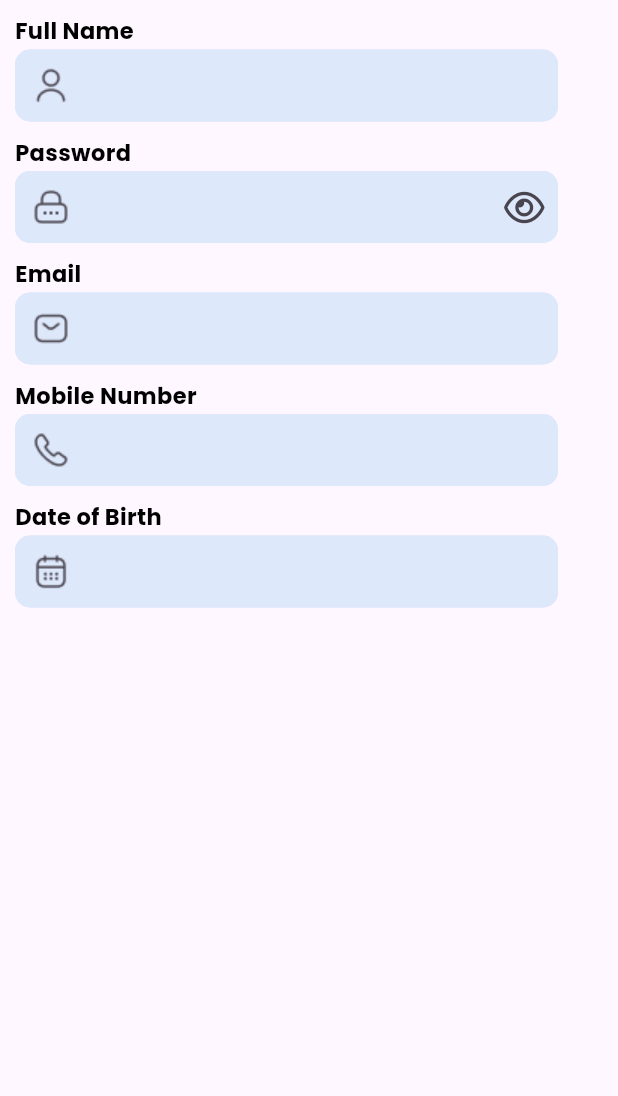
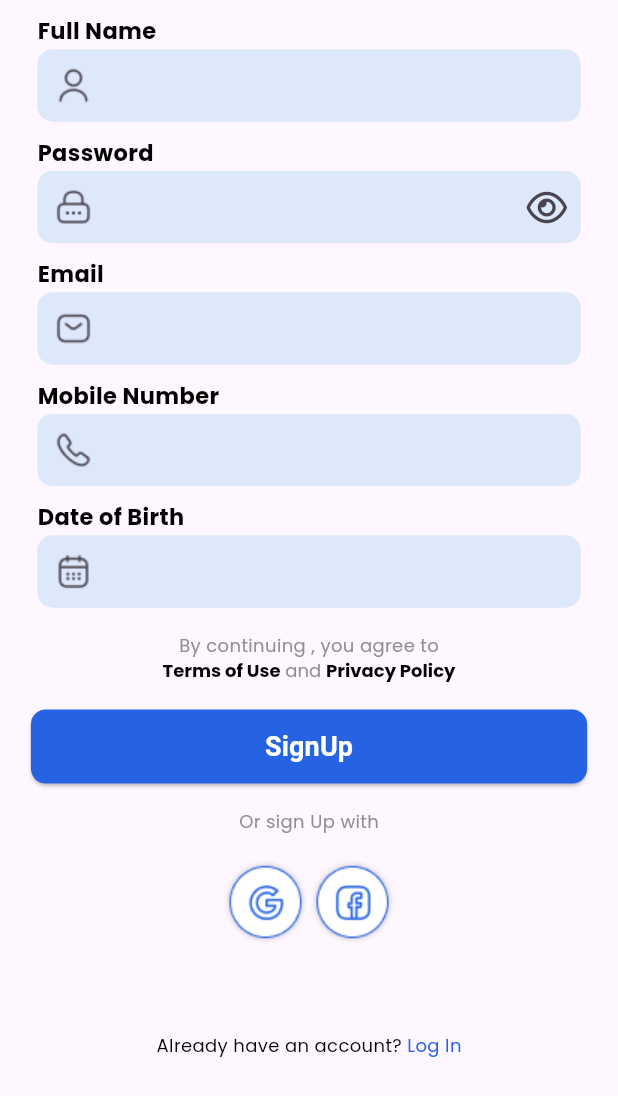
Before and after one commit to Eslamadelelkhouly/Hospital-management-system, a Flutter app: the CustomFormSignUp widget shown alone on an empty page, opened directly, on a phone screen of 412 x 824 dp. Shown: the top 1096 px of the screen. Run offline on Flutter 3.47's test engine with Material 3 defaults, Android fonts, the phone set to English and light mode, and no system bars; our stand-ins replace flutter_animate, font_awesome_flutter, go_router, google_fonts, smooth_page_indicator.

Commit message:
finish fotter sign up screen

```diff
--- a/Applications/healthmate/lib/core/class/color_style.dart
+++ b/Applications/healthmate/lib/core/class/color_style.dart
@@ -1,10 +1,11 @@
 import 'package:flutter/material.dart';
 
 abstract class ColorSystem {
-  static Color kPrimaryColor = const Color(0xff2663E2);
-  static Color kGrayColor = const Color(0xffE6E5EA);
-  static Color kbtnColorblue = const Color(0xffDEE8FB);
-  static Color kbtnColorWhite = Colors.white;
-  static Color kColorBlack = Colors.black;
-  static Color kbtnColorSign = Color(0xffBCCFF6);
+  static const Color kPrimaryColor = const Color(0xff2663E2);
+  static const Color kGrayColor = const Color(0xffE6E5EA);
+  static const Color kbtnColorblue = const Color(0xffDEE8FB);
+  static const Color kbtnColorWhite = Colors.white;
+  static const Color kColorBlack = Colors.black;
+  static const Color kbtnColorSign = Color(0xffBCCFF6);
+  static const Color kGrayColor2 = const Color(0xff8E8E93);
 }
--- a/Applications/healthmate/lib/features/Auth/presentation/widgets/custom_form_sign_in.dart
+++ b/Applications/healthmate/lib/features/Auth/presentation/widgets/custom_form_sign_in.dart
@@ -12,7 +12,6 @@ class CustomFormSignIn extends StatelessWidget {
 
   @override
   Widget build(BuildContext context) {
-    double width = MediaQuery.of(context).size.width;
     double height = MediaQuery.of(context).size.height;
     return Form(
       child: Padding(
--- a/Applications/healthmate/lib/features/Auth/presentation/widgets/custom_form_sign_up.dart
+++ b/Applications/healthmate/lib/features/Auth/presentation/widgets/custom_form_sign_up.dart
@@ -1,14 +1,23 @@
 import 'package:flutter/material.dart';
 import 'package:healthmate/constant.dart';
+import 'package:healthmate/core/class/color_style.dart';
+import 'package:healthmate/core/class/style.dart';
 import 'package:healthmate/features/Auth/presentation/widgets/custom_password_text_field.dart';
+import 'package:healthmate/features/Auth/presentation/widgets/custom_social_media_icons.dart';
+import 'package:healthmate/features/Auth/presentation/widgets/custom_text_botttom_signup.dart';
 import 'package:healthmate/features/Auth/presentation/widgets/custom_text_field.dart';
 import 'package:healthmate/features/Auth/presentation/widgets/custom_text_field_celender.dart';
+import 'package:healthmate/features/Auth/presentation/widgets/custom_text_fotter_signup.dart';
+import 'package:healthmate/features/splash/presentation/widgets/custom_button.dart';
 
 class CustomFormSignUp extends StatelessWidget {
   const CustomFormSignUp({super.key});
 
   @override
   Widget build(BuildContext context) {
+    double height = MediaQuery.of(context).size.height;
+    double width = MediaQuery.of(context).size.width;
+
     return Form(
       child: Padding(
         padding: const EdgeInsets.all(10),
@@ -40,6 +49,38 @@ class CustomFormSignUp extends StatelessWidget {
               height: 10,
             ),
             CustomTextFieldCelender(),
+            SizedBox(
+              height: height * 0.02,
+            ),
+            CustomTextBottomSignUp(),
+            SizedBox(
+              height: height * 0.02,
+            ),
+            CustomButton(
+              onPressed: () {},
+              text: 'SignUp',
+              width: width * 0.90,
+              height: height * 0.06,
+              textColor: ColorSystem.kbtnColorWhite,
+              backgrounColor: ColorSystem.kPrimaryColor,
+            ),
+            SizedBox(
+              height: height * 0.02,
+            ),
+            Text(
+              'Or sign Up with',
+              style: StylingSystem.textStyleSign12.copyWith(
+                color: ColorSystem.kGrayColor2,
+              ),
+            ),
+            SizedBox(
+              height: height * 0.02,
+            ),
+            CustomSocialMediaIcons(),
+            SizedBox(
+              height: height * 0.07,
+            ),
+            CustomTextFotterSignUP(),
           ],
         ),
       ),
--- /dev/null
+++ b/Applications/healthmate/lib/features/Auth/presentation/widgets/custom_text_botttom_signup.dart
@@ -0,0 +1,47 @@
+import 'package:flutter/material.dart';
+import 'package:healthmate/core/class/color_style.dart';
+import 'package:healthmate/core/class/style.dart';
+
+class CustomTextBottomSignUp extends StatelessWidget {
+  const CustomTextBottomSignUp({
+    super.key,
+  });
+
+  @override
+  Widget build(BuildContext context) {
+    return Column(
+      children: [
+        Text(
+          'By continuing , you agree to',
+          style: StylingSystem.textStyleSign12.copyWith(
+            color: ColorSystem.kGrayColor2,
+          ),
+        ),
+        RichText(
+          text: TextSpan(
+            children: <TextSpan>[
+              TextSpan(
+                text: 'Terms of Use',
+                style: StylingSystem.textStyleSign12.copyWith(
+                  fontWeight: FontWeight.bold,
+                ),
+              ),
+              TextSpan(
+                text: ' and ',
+                style: StylingSystem.textStyleSign12.copyWith(
+                  color: ColorSystem.kGrayColor2,
+                ),
+              ),
+              TextSpan(
+                text: 'Privacy Policy',
+                style: StylingSystem.textStyleSign12.copyWith(
+                  fontWeight: FontWeight.bold,
+                ),
+              ),
+            ],
+          ),
+        ),
+      ],
+    );
+  }
+}
--- a/Applications/healthmate/lib/features/Auth/presentation/widgets/custom_text_field.dart
+++ b/Applications/healthmate/lib/features/Auth/presentation/widgets/custom_text_field.dart
@@ -1,5 +1,4 @@
 import 'package:flutter/material.dart';
-import 'package:healthmate/constant.dart';
 import 'package:healthmate/core/class/color_style.dart';
 import 'package:healthmate/core/class/style.dart';
 
--- /dev/null
+++ b/Applications/healthmate/lib/features/Auth/presentation/widgets/custom_text_fotter_signup.dart
@@ -0,0 +1,35 @@
+import 'package:flutter/material.dart';
+import 'package:go_router/go_router.dart';
+import 'package:healthmate/core/class/color_style.dart';
+import 'package:healthmate/core/class/router_screens.dart';
+import 'package:healthmate/core/class/style.dart';
+
+class CustomTextFotterSignUP extends StatelessWidget {
+  const CustomTextFotterSignUP({
+    super.key,
+  });
+
+  @override
+  Widget build(BuildContext context) {
+    return Row(
+      mainAxisAlignment: MainAxisAlignment.center,
+      children: [
+        Text(
+          'Already have an account? ',
+          style: StylingSystem.textStyleSign12,
+        ),
+        GestureDetector(
+          onTap: () {
+            GoRouter.of(context).push(Routing.Ksignin);
+          },
+          child: Text(
+            'Log In',
+            style: StylingSystem.textStyleSign12.copyWith(
+              color: ColorSystem.kPrimaryColor,
+            ),
+          ),
+        ),
+      ],
+    );
+  }
+}
--- a/Applications/healthmate/lib/features/Auth/presentation/widgets/sign_in_body.dart
+++ b/Applications/healthmate/lib/features/Auth/presentation/widgets/sign_in_body.dart
@@ -11,11 +11,11 @@ class SignInBody extends StatelessWidget {
 
   @override
   Widget build(BuildContext context) {
-    double width = MediaQuery.of(context).size.width;
     double height = MediaQuery.of(context).size.height;
     return Container(
       width: double.infinity,
       height: double.infinity,
+      child: SingleChildScrollView(
         child: Column(
           crossAxisAlignment: CrossAxisAlignment.center,
           children: [
@@ -54,6 +54,7 @@ class SignInBody extends StatelessWidget {
             ),
           ],
         ),
+      ),
     );
   }
 }
--- a/Applications/healthmate/lib/features/Auth/presentation/widgets/sign_up_body.dart
+++ b/Applications/healthmate/lib/features/Auth/presentation/widgets/sign_up_body.dart
@@ -10,10 +10,10 @@ class SignUpBody extends StatelessWidget {
   @override
   Widget build(BuildContext context) {
     double height = MediaQuery.of(context).size.height;
-    double width = MediaQuery.of(context).size.width;
     return Container(
       width: double.infinity,
       height: double.infinity,
+      child: SingleChildScrollView(
         child: Column(
           crossAxisAlignment: CrossAxisAlignment.center,
           children: [
@@ -28,7 +28,11 @@ class SignUpBody extends StatelessWidget {
               height: height * 0.01,
             ),
             CustomFormSignUp(),
+            SizedBox(
+              height: height * 0.02,
+            ),
           ],
+        ),
       ),
     );
   }
--- a/Applications/healthmate/lib/features/splash/presentation/widgets/splash_screen_body.dart
+++ b/Applications/healthmate/lib/features/splash/presentation/widgets/splash_screen_body.dart
@@ -8,8 +8,6 @@ class SplashScreenBody extends StatelessWidget {
 
   @override
   Widget build(BuildContext context) {
-    double height = MediaQuery.of(context).size.height;
-    double width = MediaQuery.of(context).size.width;
     return Center(
       child: Column(
         mainAxisAlignment: MainAxisAlignment.center,
--- a/Applications/healthmate/lib/features/splash/presentation/widgets/splash_screen_body_doctor.dart
+++ b/Applications/healthmate/lib/features/splash/presentation/widgets/splash_screen_body_doctor.dart
@@ -1,6 +1,7 @@
 import 'package:flutter/material.dart';
 import 'package:go_router/go_router.dart';
 import 'package:healthmate/constant.dart';
+import 'package:healthmate/core/class/router_screens.dart';
 import 'package:healthmate/core/class/style.dart';
 import 'package:healthmate/features/splash/presentation/widgets/custom_page_view.dart';
 
@@ -24,7 +25,6 @@ class _SplashScreenBodyDoctorState extends State<SplashScreenBodyDoctor> {
   @override
   Widget build(BuildContext context) {
     final double height = MediaQuery.of(context).size.height;
-    final double width = MediaQuery.of(context).size.width;
 
     return Padding(
       padding: const EdgeInsets.symmetric(horizontal: 20),
@@ -37,7 +37,7 @@ class _SplashScreenBodyDoctorState extends State<SplashScreenBodyDoctor> {
             alignment: Alignment.centerRight,
             child: GestureDetector(
               onTap: () {
-                GoRouter.of(context).pop();
+                GoRouter.of(context).push(Routing.Ksignin);
               },
               child: Text(
                 'Skip',
--- a/Applications/healthmate/lib/features/splash/presentation/widgets/splash_slider_widget.dart
+++ b/Applications/healthmate/lib/features/splash/presentation/widgets/splash_slider_widget.dart
@@ -18,7 +18,6 @@ class SplashSliderWidget extends StatelessWidget {
   @override
   Widget build(BuildContext context) {
     double height = MediaQuery.of(context).size.height;
-    double width = MediaQuery.of(context).size.width;
     return Column(
       children: [
         Container(
```
Lines whose indentation alone changed are shown as unchanged.
